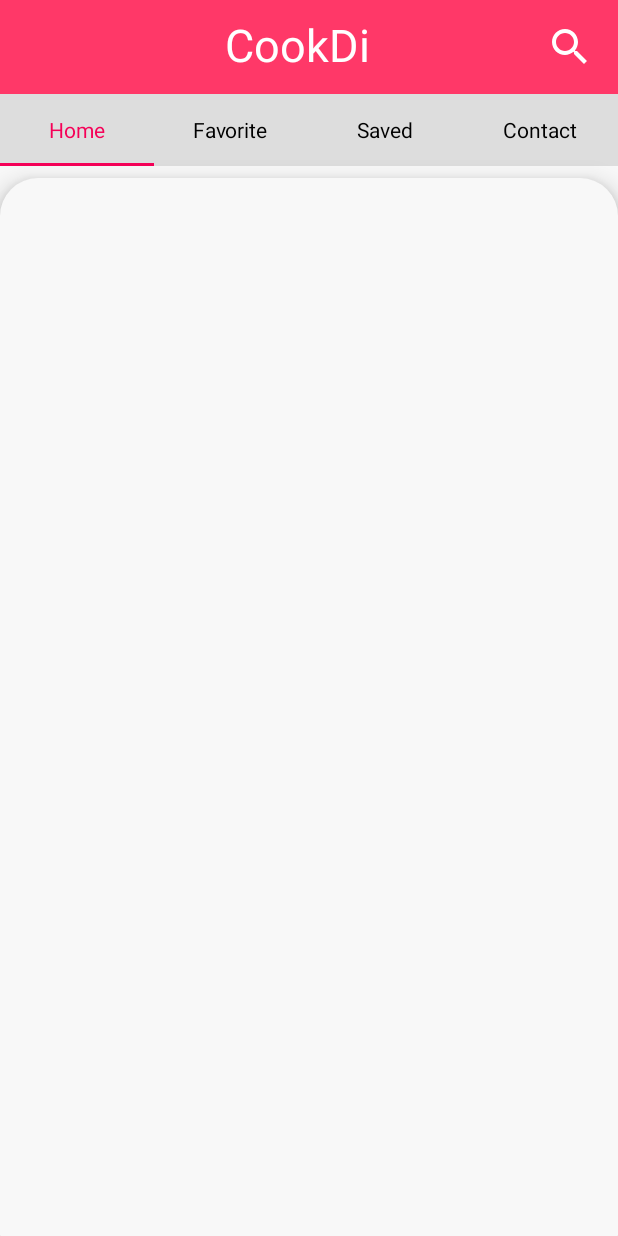
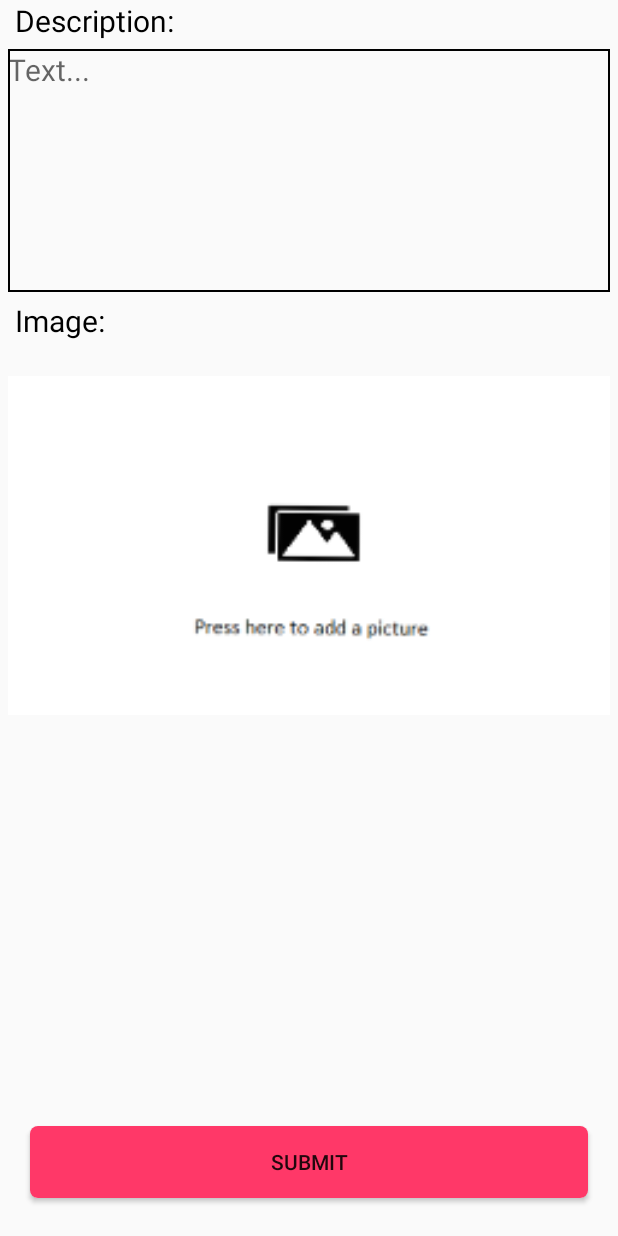
Before and after one commit to DerekZohar/CookDi, an Android app: the screen it shows after launch (MainActivity before the commit, ReportActivity after it), on a phone screen of 412 x 824 dp. Run offline under Robolectric (Android 15) with nearby library versions, the phone set to English and light mode, and no system bars.

Commit message:
report page

```diff
--- a/app/src/main/AndroidManifest.xml
+++ b/app/src/main/AndroidManifest.xml
@@ -23,6 +23,8 @@
         <activity android:name=".login.LoginActivity" android:exported="true"/>
         <activity android:name=".register.RegisterActivity" android:exported="true"/>
         <activity android:name=".search.SearchActivity" android:exported="true"/>
+        <activity android:name=".Report.ReportActivity" android:exported="true"/>
+        <activity android:name=".Report.ReportActivitySucceed" android:exported="true"/>
     </application>
 
 </manifest>
--- /dev/null
+++ b/app/src/main/java/com/example/cookdi/Report/ReportActivity.java
@@ -0,0 +1,47 @@
+package com.example.cookdi.Report;
+
+import android.annotation.SuppressLint;
+import android.content.Intent;
+import android.os.Bundle;
+import android.view.View;
+import android.widget.Button;
+import android.widget.EditText;
+import android.widget.ImageView;
+import android.widget.Toast;
+
+import androidx.appcompat.app.AppCompatActivity;
+
+import com.example.cookdi.R;
+import com.example.cookdi.helpers.TextHelper;
+import com.example.cookdi.main.MainActivity;
+import com.example.cookdi.search.SearchActivity;
+import com.example.cookdi.splash.SplashActivity;
+
+public class ReportActivity extends AppCompatActivity {
+    Button submit;
+    EditText editText;
+    ImageView imageView;
+    @Override
+    protected void onCreate(Bundle savedInstanceState) {
+        super.onCreate(savedInstanceState);
+        setContentView(R.layout.activity_report);
+        submit = (Button) findViewById(R.id.submit_report_button);
+        editText = (EditText) findViewById(R.id.desciptionEditText);
+        imageView = (ImageView) findViewById(R.id.imageReport);
+        submitEvent();
+    }
+    void submitEvent(){
+
+        submit.setOnClickListener(new View.OnClickListener() {
+            @Override
+            public void onClick(View view) {
+                if(TextHelper.isTextEmpty(editText.getText().toString())){
+                    Toast.makeText(getApplicationContext(), "Please enter Description", Toast.LENGTH_SHORT).show();
+                    return;
+                }
+                startActivity(new Intent(ReportActivity.this, ReportActivitySucceed.class));
+            }
+        });
+    }
+
+}
--- a/app/src/main/java/com/example/cookdi/splash/SplashActivity.java
+++ b/app/src/main/java/com/example/cookdi/splash/SplashActivity.java
@@ -8,6 +8,7 @@ import android.os.SystemClock;
 import androidx.annotation.RequiresApi;
 import androidx.appcompat.app.AppCompatActivity;
 
+import com.example.cookdi.Report.ReportActivity;
 import com.example.cookdi.login.LoginActivity;
 import com.example.cookdi.main.MainActivity;
 
@@ -22,7 +23,7 @@ public class SplashActivity extends AppCompatActivity {
 
         SystemClock.sleep(2000);
 //        startActivity(new Intent(SplashActivity.this, LoginActivity.class));
-        startActivity(new Intent(SplashActivity.this, MainActivity.class));
+        startActivity(new Intent(SplashActivity.this, ReportActivity.class));
         finish();
     }
 
--- /dev/null
+++ b/app/src/main/res/drawable/border.xml
@@ -0,0 +1,5 @@
+<shape xmlns:android="http://schemas.android.com/apk/res/android">
+    <stroke
+        android:width="1dp"
+        android:color="@color/colorBlack" />
+</shape>
--- /dev/null
+++ b/app/src/main/res/layout/activity_report.xml
@@ -0,0 +1,65 @@
+
+<RelativeLayout
+    xmlns:android="http://schemas.android.com/apk/res/android"
+    android:layout_width="match_parent"
+    android:layout_height="match_parent">
+    <LinearLayout
+        android:id="@+id/desciptionSection"
+        android:layout_width="match_parent"
+        android:layout_height="200dp"
+
+        android:orientation="vertical">
+        <TextView
+            android:layout_width="match_parent"
+            android:layout_height="wrap_content"
+            android:text="@string/description"
+            android:textSize="20sp"
+            android:layout_marginLeft="10dp"
+            android:textColor="@color/colorBlack"
+            />
+        <EditText
+            android:id="@+id/desciptionEditText"
+            android:layout_width="match_parent"
+            android:layout_height="match_parent"
+            android:inputType="textMultiLine|textLongMessage"
+            android:hint="Text..."
+            android:textSize="20sp"
+            android:gravity="start"
+            android:layout_margin="5dp"
+            android:background="@drawable/border"/>
+    </LinearLayout>
+    <LinearLayout
+        android:layout_below="@+id/desciptionSection"
+        android:layout_width="match_parent"
+        android:layout_height="300dp"
+
+        android:orientation="vertical">
+        <TextView
+            android:layout_width="match_parent"
+            android:layout_height="wrap_content"
+            android:text="@string/image"
+            android:textSize="20sp"
+            android:layout_marginLeft="10dp"
+            android:textColor="@color/colorBlack"
+            />
+        <ImageView
+            android:id="@+id/imageReport"
+            android:layout_width="match_parent"
+            android:layout_height="match_parent"
+            android:src="@mipmap/img_report_place_holder"
+            android:layout_margin="5dp"
+
+            />
+    </LinearLayout>
+    <Button
+        android:layout_alignParentBottom="true"
+        android:id="@+id/submit_report_button"
+        android:layout_width="match_parent"
+        android:layout_height="wrap_content"
+        android:layout_marginLeft="20dp"
+        android:layout_marginBottom="25dp"
+        android:layout_marginRight="20dp"
+        android:background="@drawable/button_custom"
+        android:text="@string/submit"
+         />
+</RelativeLayout>
--- a/app/src/main/res/values/strings.xml
+++ b/app/src/main/res/values/strings.xml
@@ -2,4 +2,7 @@
     <string name="app_name">CookDi</string>
     <string name="hello_blank_fragment">Hello blank fragment</string>
     <string name="n_a">N/A</string>
+    <string name="description">Description:</string>
+    <string name="image">Image:</string>
+    <string name="submit">Submit</string>
 </resources>
```
Also changed, not shown: app/src/main/java/com/example/cookdi/Report/ReportActivitySucceed.java (added, +17 -0 lines), app/src/main/res/drawable/succeed_icon.xml (added, +9 -0 lines), app/src/main/res/layout/activity_report_succeed.xml (added, +31 -0 lines), app/src/main/res/mipmap-xxhdpi/img_report_place_holder.png (added).
